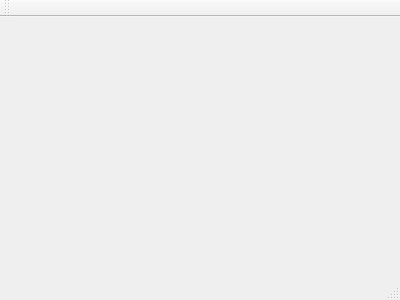
First picture: the form in processflow_main.ui, repository yukuan1991/process_flow_project, before the edit.
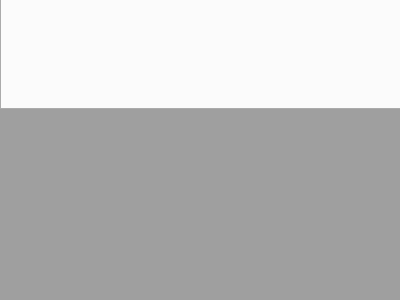
Second picture: the form after the edit. Custom widgets are drawn as their Qt base class.

Commit message: add class ribbon

The edit to the form file:
```diff
--- a/processflow_main.ui
+++ b/processflow_main.ui
@@ -1,7 +1,7 @@
 <ui version="4.0">
  <class>processflow_main</class>
- <widget class="QMainWindow" name="processflow_main" >
-  <property name="geometry" >
+ <widget class="QWidget" name="processflow_main">
+  <property name="geometry">
    <rect>
     <x>0</x>
     <y>0</y>
@@ -12,13 +12,35 @@
   <property name="windowTitle" >
    <string>processflow_main</string>
   </property>
-  <widget class="QMenuBar" name="menuBar" />
-  <widget class="QToolBar" name="mainToolBar" />
-  <widget class="QWidget" name="centralWidget" />
-  <widget class="QStatusBar" name="statusBar" />
+  <widget class="ribbon" name="process_ribbon">
+   <property name="geometry">
+    <rect>
+     <x>0</x>
+     <y>-1</y>
+     <width>401</width>
+     <height>111</height>
+    </rect>
+   </property>
+  </widget>
+  <widget class="QMdiArea" name="mdiarea">
+   <property name="geometry">
+    <rect>
+     <x>-1</x>
+     <y>109</y>
+     <width>401</width>
+     <height>191</height>
+    </rect>
+   </property>
+  </widget>
  </widget>
- <layoutDefault spacing="6" margin="11" />
- <pixmapfunction></pixmapfunction>
+ <customwidgets>
+  <customwidget>
+   <class>ribbon</class>
+   <extends>QTabWidget</extends>
+   <header>interface_control/ribbon.h</header>
+   <container>1</container>
+  </customwidget>
+ </customwidgets>
  <resources/>
  <connections/>
 </ui>
```
Left out of the diff: 5 changed lines with no effect on the pictures. The commit also changes 39 other files.
